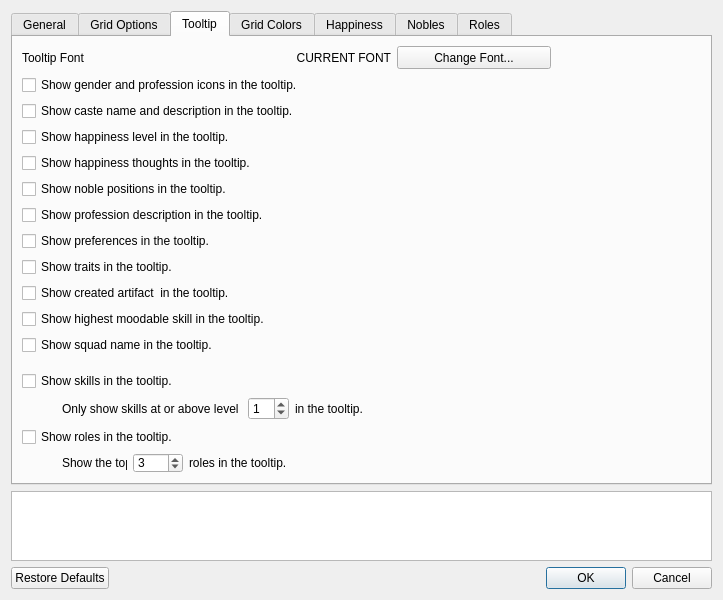
Above: ui/optionsmenu.ui from Dwarf-Therapist/Dwarf-Therapist before the change. Below: the same form after it.
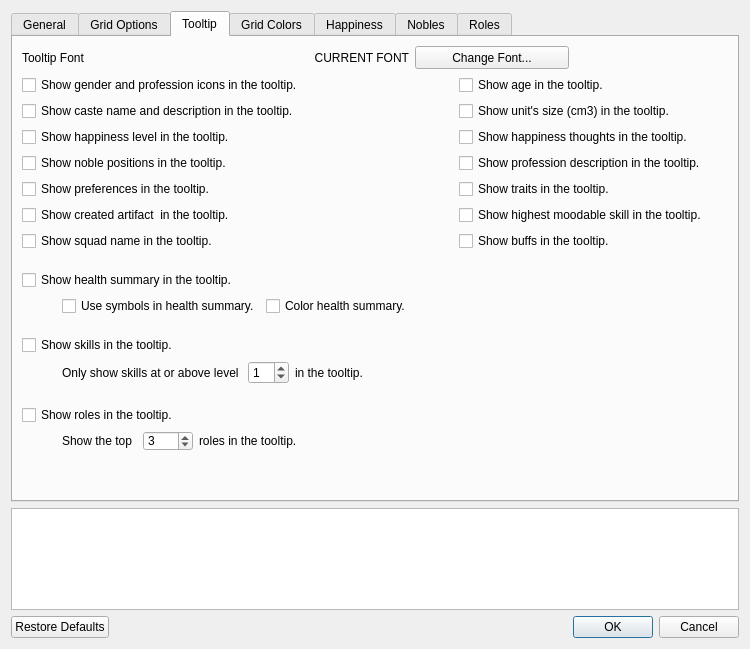
That is the form after the change. The open tabs and pages were chosen to show the change. Icons and pictures are not drawn.

```diff
--- a/ui/optionsmenu.ui
+++ b/ui/optionsmenu.ui
@@ -9,8 +9,8 @@
    <rect>
     <x>0</x>
     <y>0</y>
-    <width>723</width>
-    <height>592</height>
+    <width>750</width>
+    <height>649</height>
    </rect>
   </property>
   <property name="windowTitle">
@@ -20,7 +20,7 @@
    <iconset resource="../images.qrc">
     <normaloff>:/img/color_wheel.png</normaloff>:/img/color_wheel.png</iconset>
   </property>
-  <layout class="QVBoxLayout" name="vbox" stretch="3,1,0">
+  <layout class="QVBoxLayout" name="vbox" stretch="0,1,0">
    <item>
     <widget class="QTabWidget" name="tabWidget">
      <property name="enabled">
@@ -941,6 +941,70 @@
           </layout>
          </item>
          <item>
+          <layout class="QGridLayout" name="gridLayout">
+           <item row="5" column="0">
+            <widget class="QCheckBox" name="chk_show_artifact">
+             <property name="statusTip">
+              <string>When checked, shows the translated name of the created artifact.</string>
+             </property>
+             <property name="text">
+              <string>Show created artifact  in the tooltip.</string>
+             </property>
+            </widget>
+           </item>
+           <item row="4" column="0">
+            <widget class="QCheckBox" name="chk_show_prefs">
+             <property name="statusTip">
+              <string>When checked shows a list of likes and dislikes.</string>
+             </property>
+             <property name="whatsThis">
+              <string>When checked shows a list of likes and dislikes.</string>
+             </property>
+             <property name="text">
+              <string>Show preferences in the tooltip.</string>
+             </property>
+            </widget>
+           </item>
+           <item row="4" column="2">
+            <widget class="QCheckBox" name="chk_show_traits">
+             <property name="statusTip">
+              <string>When checked shows a list of traits.</string>
+             </property>
+             <property name="whatsThis">
+              <string>When checked shows a list of traits.</string>
+             </property>
+             <property name="text">
+              <string>Show traits in the tooltip.</string>
+             </property>
+            </widget>
+           </item>
+           <item row="0" column="2">
+            <widget class="QCheckBox" name="chk_show_age">
+             <property name="statusTip">
+              <string>When checked, shows the unit's age in the tooltip. &lt;b&gt;This is always enabled for animals.&lt;/b&gt;</string>
+             </property>
+             <property name="text">
+              <string>Show age in the tooltip.</string>
+             </property>
+            </widget>
+           </item>
+           <item row="0" column="1">
+            <spacer name="horizontalSpacer_20">
+             <property name="orientation">
+              <enum>Qt::Horizontal</enum>
+             </property>
+             <property name="sizeType">
+              <enum>QSizePolicy::Fixed</enum>
+             </property>
+             <property name="sizeHint" stdset="0">
+              <size>
+               <width>150</width>
+               <height>20</height>
+              </size>
+             </property>
+            </spacer>
+           </item>
+           <item row="0" column="0">
           <widget class="QCheckBox" name="chk_show_icons">
            <property name="statusTip">
             <string>When checked shows icons to either side of the name indication gender and profession.</string>
@@ -953,7 +1017,20 @@
            </property>
           </widget>
          </item>
-         <item>
+           <item row="3" column="2">
+            <widget class="QCheckBox" name="chk_show_prof">
+             <property name="statusTip">
+              <string>When checked, shows a description of the dwarf's profession.</string>
+             </property>
+             <property name="whatsThis">
+              <string>When checked, shows a description of the dwarf's profession.</string>
+             </property>
+             <property name="text">
+              <string>Show profession description in the tooltip.</string>
+             </property>
+            </widget>
+           </item>
+           <item row="1" column="0">
           <widget class="QCheckBox" name="chk_show_caste">
            <property name="statusTip">
             <string>When checked shows the name of the caste and the caste's description. Especially useful with mods.</string>
@@ -966,7 +1043,7 @@
            </property>
           </widget>
          </item>
-         <item>
+           <item row="2" column="0">
           <widget class="QCheckBox" name="chk_show_happiness">
            <property name="statusTip">
             <string>When checked shows the happiness description and raw level.</string>
@@ -979,20 +1056,7 @@
            </property>
           </widget>
          </item>
-         <item>
-          <widget class="QCheckBox" name="chk_show_thoughts">
-           <property name="toolTip">
-            <string>When checked shows the recent thoughts which affect overall happiness.</string>
-           </property>
-           <property name="statusTip">
-            <string>When checked shows the recent thoughts which affect overall happiness.</string>
-           </property>
-           <property name="text">
-            <string>Show happiness thoughts in the tooltip.</string>
-           </property>
-          </widget>
-         </item>
-         <item>
+           <item row="3" column="0">
           <widget class="QCheckBox" name="chk_show_noble">
            <property name="statusTip">
             <string>When checked lists all noble positions held.</string>
@@ -1005,21 +1069,11 @@
            </property>
           </widget>
          </item>
-         <item>
-          <widget class="QCheckBox" name="chk_show_prof">
-           <property name="statusTip">
-            <string>When checked, shows a description of the dwarf's profession.</string>
-           </property>
-           <property name="whatsThis">
-            <string>When checked, shows a description of the dwarf's profession.</string>
-           </property>
-           <property name="text">
-            <string>Show profession description in the tooltip.</string>
-           </property>
-          </widget>
-         </item>
-         <item>
-          <widget class="QCheckBox" name="chk_show_prefs">
+           <item row="2" column="2">
+            <widget class="QCheckBox" name="chk_show_thoughts">
+             <property name="toolTip">
+              <string>When checked shows the recent thoughts which affect overall happiness.</string>
+             </property>
            <property name="statusTip">
             <string>When checked shows a list of likes and dislikes.</string>
            </property>
@@ -1027,12 +1081,12 @@
             <string>When checked shows a list of likes and dislikes.</string>
            </property>
            <property name="text">
-            <string>Show preferences in the tooltip.</string>
+              <string>Show happiness thoughts in the tooltip.</string>
            </property>
           </widget>
          </item>
-         <item>
-          <widget class="QCheckBox" name="chk_show_traits">
+           <item row="1" column="2">
+            <widget class="QCheckBox" name="chk_show_unit_size">
            <property name="statusTip">
             <string>When checked shows a list of traits.</string>
            </property>
@@ -1040,21 +1094,11 @@
             <string>When checked shows a list of traits.</string>
            </property>
            <property name="text">
-            <string>Show traits in the tooltip.</string>
+              <string>Show unit's size (cm3) in the tooltip.</string>
            </property>
           </widget>
          </item>
-         <item>
-          <widget class="QCheckBox" name="chk_show_artifact">
-           <property name="statusTip">
-            <string>When checked, shows the translated name of the created artifact.</string>
-           </property>
-           <property name="text">
-            <string>Show created artifact  in the tooltip.</string>
-           </property>
-          </widget>
-         </item>
-         <item>
+           <item row="5" column="2">
           <widget class="QCheckBox" name="chk_show_highest_mood">
            <property name="statusTip">
             <string>When checked, shows the highest moodable skill in the tooltip.</string>
@@ -1064,7 +1108,7 @@
            </property>
           </widget>
          </item>
-         <item>
+           <item row="6" column="0">
           <widget class="QCheckBox" name="chk_show_squad">
            <property name="statusTip">
             <string>When checked, shows the squad name in the tooltip.</string>
@@ -1074,6 +1118,100 @@
            </property>
           </widget>
          </item>
+           <item row="6" column="2">
+            <widget class="QCheckBox" name="chk_show_buffs">
+             <property name="toolTip">
+              <string>When checked, shows the names of beneficial syndromes in the tooltip.</string>
+             </property>
+             <property name="statusTip">
+              <string>When checked, shows the names of beneficial syndromes in the tooltip.</string>
+             </property>
+             <property name="text">
+              <string>Show buffs in the tooltip.</string>
+             </property>
+            </widget>
+           </item>
+          </layout>
+         </item>
+         <item>
+          <spacer name="verticalSpacer_9">
+           <property name="orientation">
+            <enum>Qt::Vertical</enum>
+           </property>
+           <property name="sizeType">
+            <enum>QSizePolicy::Fixed</enum>
+           </property>
+           <property name="sizeHint" stdset="0">
+            <size>
+             <width>20</width>
+             <height>13</height>
+            </size>
+           </property>
+          </spacer>
+         </item>
+         <item>
+          <widget class="QCheckBox" name="chk_show_health">
+           <property name="statusTip">
+            <string>When checked, shows a brief summary of health issues in the tooltip.</string>
+           </property>
+           <property name="text">
+            <string>Show health summary in the tooltip.</string>
+           </property>
+          </widget>
+         </item>
+         <item>
+          <layout class="QHBoxLayout" name="horizontalLayout_16">
+           <item>
+            <spacer name="horizontalSpacer_11">
+             <property name="orientation">
+              <enum>Qt::Horizontal</enum>
+             </property>
+             <property name="sizeType">
+              <enum>QSizePolicy::Fixed</enum>
+             </property>
+             <property name="sizeHint" stdset="0">
+              <size>
+               <width>40</width>
+               <height>20</height>
+              </size>
+             </property>
+            </spacer>
+           </item>
+           <item>
+            <widget class="QCheckBox" name="chk_health_symbols">
+             <property name="statusTip">
+              <string>When checked, the health summary will be displayed in symbols, rather than a descriptive name. ie. A+ instead of Artery Torn.</string>
+             </property>
+             <property name="text">
+              <string>Use symbols in health summary.</string>
+             </property>
+            </widget>
+           </item>
+           <item>
+            <widget class="QCheckBox" name="chk_health_colors">
+             <property name="statusTip">
+              <string>When checked, the health summary in the tooltip will be colored.</string>
+             </property>
+             <property name="text">
+              <string>Color health summary.</string>
+             </property>
+            </widget>
+           </item>
+           <item>
+            <spacer name="horizontalSpacer_19">
+             <property name="orientation">
+              <enum>Qt::Horizontal</enum>
+             </property>
+             <property name="sizeHint" stdset="0">
+              <size>
+               <width>40</width>
+               <height>20</height>
+              </size>
+             </property>
+            </spacer>
+           </item>
+          </layout>
+         </item>
          <item>
           <spacer name="verticalSpacer_3">
            <property name="orientation">
@@ -1085,7 +1223,7 @@
            <property name="sizeHint" stdset="0">
             <size>
              <width>20</width>
-             <height>10</height>
+             <height>13</height>
             </size>
            </property>
           </spacer>
@@ -1183,7 +1321,7 @@
            <property name="sizeHint" stdset="0">
             <size>
              <width>20</width>
-             <height>40</height>
+             <height>13</height>
             </size>
            </property>
           </spacer>
@@ -1220,7 +1358,7 @@
             <widget class="QLabel" name="label_5">
              <property name="maximumSize">
               <size>
-               <width>65</width>
+               <width>75</width>
                <height>20</height>
               </size>
              </property>
```
Left out of the diff: 84 changed lines with no effect on the pictures. Lines whose indentation alone changed are shown as unchanged.
